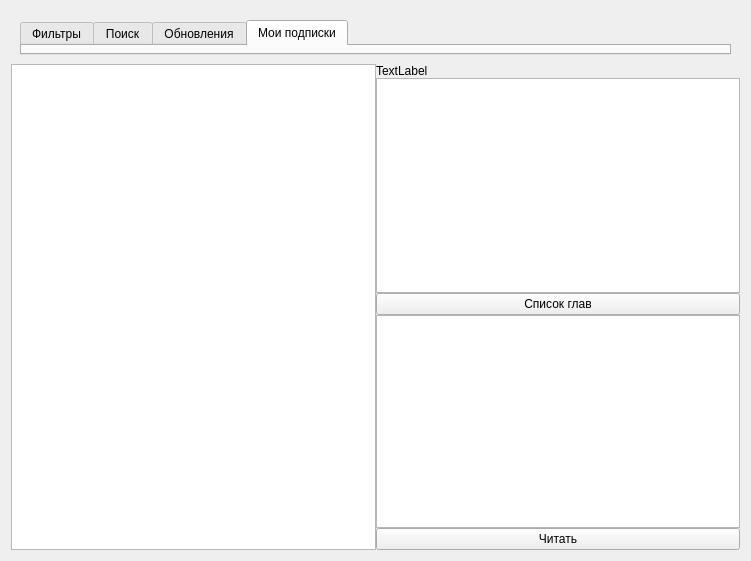
The window that gui.ui (Shapacak/remanga_viewer) describes before a commit, drawn with Qt 5.
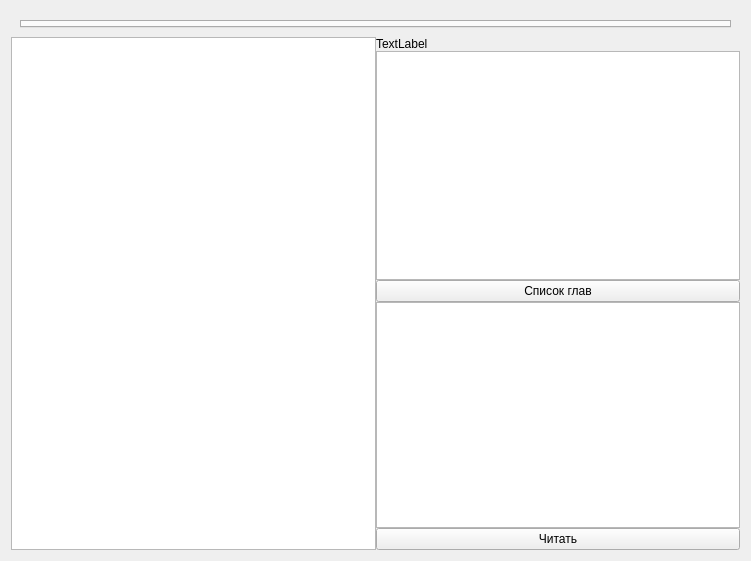
The same window after the commit.

```diff
--- a/gui.ui
+++ b/gui.ui
@@ -60,26 +60,6 @@
                 <property name="currentIndex">
                  <number>3</number>
                 </property>
-                <widget class="QWidget" name="filters_tab">
-                 <attribute name="title">
-                  <string>Фильтры</string>
-                 </attribute>
-                </widget>
-                <widget class="QWidget" name="search_tab">
-                 <attribute name="title">
-                  <string>Поиск</string>
-                 </attribute>
-                </widget>
-                <widget class="QWidget" name="updater_tab">
-                 <attribute name="title">
-                  <string>Обновления</string>
-                 </attribute>
-                </widget>
-                <widget class="QWidget" name="subscription_tab">
-                 <attribute name="title">
-                  <string>Мои подписки</string>
-                 </attribute>
-                </widget>
                </widget>
               </item>
              </layout>
```
Left out of the diff: 2 changed lines with no effect on the pictures.
